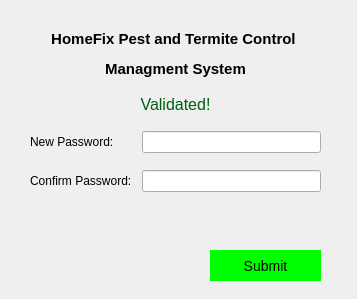
This is UI folder/changepassword.ui in luimartin/Pest-Control-Managment-System as Qt 5 draws it before an edit. The edited form follows.
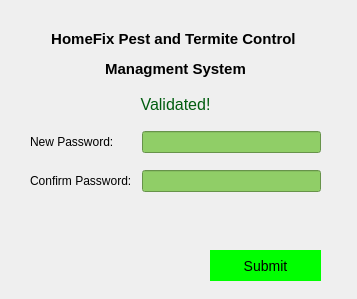
This is the edited form.

```diff
--- a/UI folder/changepassword.ui
+++ b/UI folder/changepassword.ui
@@ -28,6 +28,11 @@
   <property name="windowTitle">
    <string>Change Password</string>
   </property>
+  <property name="styleSheet">
+   <string notr="true">QLineEdit{
+background-color: rgb(144, 206, 103)
+}</string>
+  </property>
   <property name="sizeGripEnabled">
    <bool>false</bool>
   </property>
```
